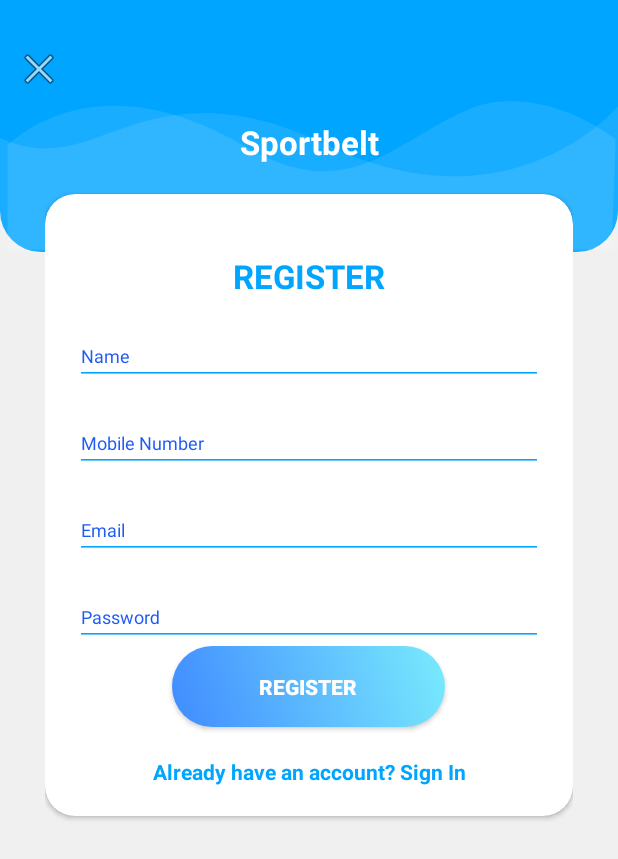
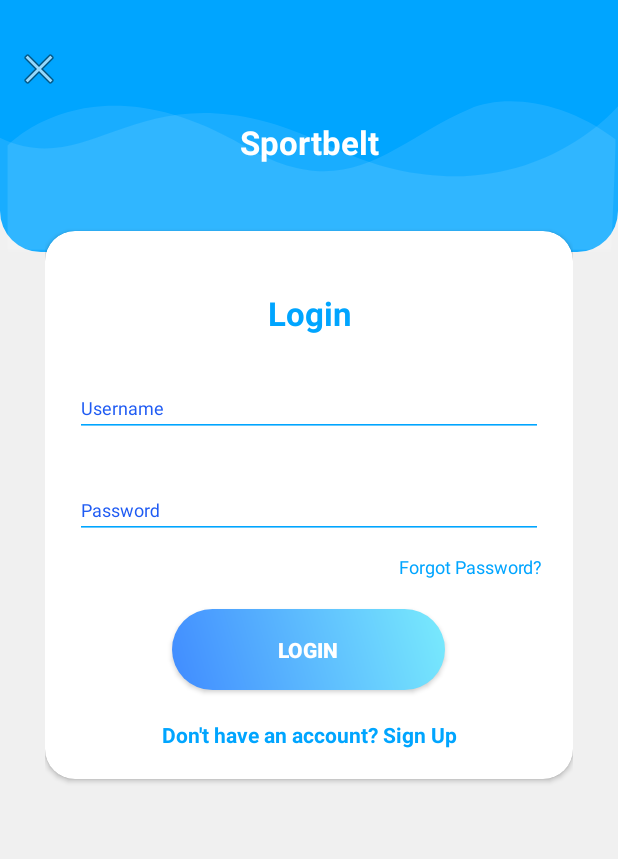
Before and after one commit to maor1122/Sportbelt, an Android app: the screen it shows after launch (LoginActivity), on a phone screen of 412 x 824 dp. Shown: the top 859 px of the screen. Run offline under Robolectric (Android 15) with nearby library versions, the phone set to English and light mode, and no system bars.

Commit message:
Added switch login/register button + login button functionality + some id's.

```diff
--- a/app/src/main/java/com/example/sbelt/LoginActivity.java
+++ b/app/src/main/java/com/example/sbelt/LoginActivity.java
@@ -4,20 +4,25 @@ import androidx.appcompat.app.AppCompatActivity;
 
 import android.os.Bundle;
 import android.view.View;
+import android.view.ViewStub;
 import android.widget.EditText;
 import android.widget.TextView;
+import android.widget.ViewFlipper;
 
 public class LoginActivity extends AppCompatActivity {
+    private ViewFlipper viewFlipper;
 
     @Override
     protected void onCreate(Bundle savedInstanceState) {
         super.onCreate(savedInstanceState);
         setContentView(R.layout.activity_login);
+
+        viewFlipper = (ViewFlipper) findViewById(R.id.viewFlipper);
     }
 
-    public void LoginPressed(View v){
+    public void loginPressed(View v){
         try {
-            EditText username = (EditText) findViewById(R.id.editTextEmail);
+            EditText username = (EditText) findViewById(R.id.editTextUsername);
             EditText password = (EditText) findViewById(R.id.editTextPassword);
 
             // After making the engine should be replaced to:
@@ -25,10 +30,15 @@ public class LoginActivity extends AppCompatActivity {
             System.out.println("Username: "+username.getText());
             System.out.println("Password: "+password.getText());
 
+
         }catch(Exception e){
             //TextView errorLabel = (TextView) findViewById(R.id.Error);
             //errorLabel.setText(String.format("Error: \"%s\"", e.getMessage()));
             e.printStackTrace();
         }
     }
+
+    public void switchLayers(View v){
+        viewFlipper.showNext();
+    }
 }
--- a/app/src/main/res/layout/activity_login.xml
+++ b/app/src/main/res/layout/activity_login.xml
@@ -48,9 +48,20 @@ tools:context=".LoginActivity">
                 android:layout_gravity="center"
                 android:layout_marginTop="40dp"
                 android:text="Sportbelt" />
-            <include
-                layout="@layout/layout_register"/>
 
+            <ViewFlipper
+                android:id="@+id/viewFlipper"
+                android:layout_width="fill_parent"
+                android:layout_height="wrap_content">
+
+                <include
+                    android:id="@+id/login_layer"
+                    layout="@layout/layout_login" />
+
+                <include
+                    android:id="@+id/register_layer"
+                    layout="@layout/layout_register" />
+            </ViewFlipper>
         </LinearLayout>
         <ImageView
             android:layout_width="wrap_content"
--- a/app/src/main/res/layout/layout_login.xml
+++ b/app/src/main/res/layout/layout_login.xml
@@ -1,15 +1,14 @@
 <?xml version="1.0" encoding="utf-8"?>
-<androidx.cardview.widget.CardView
-    xmlns:android="http://schemas.android.com/apk/res/android"
+<androidx.cardview.widget.CardView xmlns:android="http://schemas.android.com/apk/res/android"
     xmlns:app="http://schemas.android.com/apk/res-auto"
+    android:id="@+id/layout_login"
     style="@style/loginCard"
-    app:cardCornerRadius="@dimen/loginCardRadius"
-    android:elevation="5dp"
     android:layout_gravity="center"
     android:layout_marginTop="@dimen/loginViewsMargin"
     android:layout_marginBottom="@dimen/loginViewsMargin"
-    android:background="@color/whiteCardColor">
-
+    android:background="@color/whiteCardColor"
+    android:elevation="5dp"
+    app:cardCornerRadius="@dimen/loginCardRadius">
 
 
     <LinearLayout
@@ -19,8 +18,8 @@
 
         <TextView
             style="@style/headerTextPrimary"
-            android:text="Login"
-            android:layout_marginTop="@dimen/loginViewsMargin"/>
+            android:layout_marginTop="@dimen/loginViewsMargin"
+            android:text="Login" />
 
         <com.google.android.material.textfield.TextInputLayout
             android:id="@+id/textInputEmail"
@@ -28,10 +27,10 @@
             android:layout_marginTop="@dimen/loginViewsMargin">
 
             <EditText
-                android:id="@+id/editTextEmail"
+                android:id="@+id/editTextUsername"
                 style="@style/modifiedEditText"
-                android:hint="@string/login_email_hint"
-                android:inputType="textEmailAddress"
+                android:hint="@string/login_username_hint"
+                android:inputType="textPersonName"
                 android:maxLines="1" />
         </com.google.android.material.textfield.TextInputLayout>
 
@@ -39,38 +38,40 @@
             android:id="@+id/textInputPassword"
             style="@style/parent"
             android:layout_marginTop="@dimen/loginViewsMargin">
+
             <EditText
                 android:id="@+id/editTextPassword"
                 style="@style/modifiedEditText"
                 android:hint="@string/login_password_hint"
-                android:maxLines="1"
-                android:inputType="textPassword"/>
+                android:inputType="textPassword"
+                android:maxLines="1" />
         </com.google.android.material.textfield.TextInputLayout>
 
         <TextView
             style="@style/viewParent"
+            android:layout_gravity="end"
+            android:layout_marginTop="10dp"
+            android:onClick="viewForgotPAssword"
             android:text="Forgot Password?"
             android:textColor="@color/primaryTextColor"
-            android:textSize="@dimen/newsMoreTextSize"
-            android:layout_gravity="end"
-            android:onClick="viewForgotPAssword"
-            android:layout_marginTop="10dp"/>
+            android:textSize="@dimen/newsMoreTextSize" />
 
         <Button
             android:id="@+id/cirLoginButton"
             style="@style/loginButton"
             android:layout_gravity="center_horizontal"
             android:layout_marginTop="@dimen/loginViewsMargin"
+            android:onClick="loginPressed"
             android:text="Login" />
 
         <TextView
             style="@style/parent"
+            android:layout_marginTop="@dimen/loginViewsMargin"
+            android:onClick="switchLayers"
+            android:text="@string/login_signup_hint"
             android:textAlignment="center"
-            android:textStyle="bold"
             android:textColor="@color/primaryTextColor"
-            android:text="@string/login_signup_hint"
-            android:onClick="viewRegisterClicked"
-            android:layout_marginTop="@dimen/loginViewsMargin"/>
+            android:textStyle="bold" />
 
 
     </LinearLayout>
--- a/app/src/main/res/layout/layout_register.xml
+++ b/app/src/main/res/layout/layout_register.xml
@@ -1,14 +1,13 @@
 <?xml version="1.0" encoding="utf-8"?>
-<androidx.cardview.widget.CardView
-    xmlns:android="http://schemas.android.com/apk/res/android"
+<androidx.cardview.widget.CardView xmlns:android="http://schemas.android.com/apk/res/android"
     xmlns:app="http://schemas.android.com/apk/res-auto"
     style="@style/loginCard"
-    app:cardCornerRadius="@dimen/loginCardRadius"
-    android:elevation="5dp"
     android:layout_gravity="center"
     android:layout_marginTop="@dimen/loginViewsMargin"
     android:layout_marginBottom="@dimen/loginViewsMargin"
-    android:background="@color/whiteCardColor">
+    android:background="@color/whiteCardColor"
+    android:elevation="5dp"
+    app:cardCornerRadius="@dimen/loginCardRadius">
 
     <LinearLayout
         style="@style/linearParent"
@@ -17,47 +16,51 @@
 
         <TextView
             style="@style/headerTextPrimary"
-            android:text="@string/register"
-            android:layout_marginTop="@dimen/loginViewsMargin"/>
+            android:layout_marginTop="@dimen/loginViewsMargin"
+            android:text="@string/register" />
 
         <com.google.android.material.textfield.TextInputLayout
             style="@style/parent"
             android:layout_marginTop="@dimen/signup_text_margin_top">
+
             <EditText
                 style="@style/modifiedEditText"
+                android:hint="Name"
                 android:inputType="text"
-                android:maxLines="1"
-                android:hint="Name"/>
+                android:maxLines="1" />
         </com.google.android.material.textfield.TextInputLayout>
 
         <com.google.android.material.textfield.TextInputLayout
             style="@style/parent"
             android:layout_marginTop="@dimen/signup_text_margin_top">
+
             <EditText
                 style="@style/modifiedEditText"
+                android:hint="Mobile Number"
                 android:inputType="text"
-                android:maxLines="1"
-                android:hint="Mobile Number"/>
+                android:maxLines="1" />
         </com.google.android.material.textfield.TextInputLayout>
 
         <com.google.android.material.textfield.TextInputLayout
             style="@style/parent"
             android:layout_marginTop="@dimen/signup_text_margin_top">
+
             <EditText
                 style="@style/modifiedEditText"
+                android:hint="@string/login_email_hint"
                 android:inputType="textEmailAddress"
-                android:maxLines="1"
-                android:hint="@string/login_email_hint"/>
+                android:maxLines="1" />
         </com.google.android.material.textfield.TextInputLayout>
 
         <com.google.android.material.textfield.TextInputLayout
             style="@style/parent"
             android:layout_marginTop="@dimen/signup_text_margin_top">
+
             <EditText
                 style="@style/modifiedEditText"
                 android:hint="@string/login_password_hint"
-                android:maxLines="1"
-                android:inputType="textPassword"/>
+                android:inputType="textPassword"
+                android:maxLines="1" />
         </com.google.android.material.textfield.TextInputLayout>
 
         <Button
@@ -67,11 +70,12 @@
 
         <TextView
             style="@style/parent"
+            android:layout_marginTop="@dimen/loginViewsMargin"
+            android:onClick="switchLayers"
+            android:text="@string/signup_login_hint"
             android:textAlignment="center"
-            android:textStyle="bold"
             android:textColor="@color/primaryTextColor"
-            android:text="@string/signup_login_hint"
-            android:layout_marginTop="@dimen/loginViewsMargin"/>
+            android:textStyle="bold" />
 
     </LinearLayout>
 </androidx.cardview.widget.CardView>
--- a/app/src/main/res/values/strings.xml
+++ b/app/src/main/res/values/strings.xml
@@ -2,8 +2,8 @@
     <string name="app_name">Sportbelt</string>
     <string name="register">REGISTER</string>
     <string name="login_email_hint">Email</string>
+    <string name="login_username_hint">Username</string>
     <string name="login_password_hint">Password</string>
     <string name="signup_login_hint">Already have an account? Sign In</string>
     <string name="login_signup_hint">Don\'t have an account? Sign Up</string>
-
 </resources>
```
